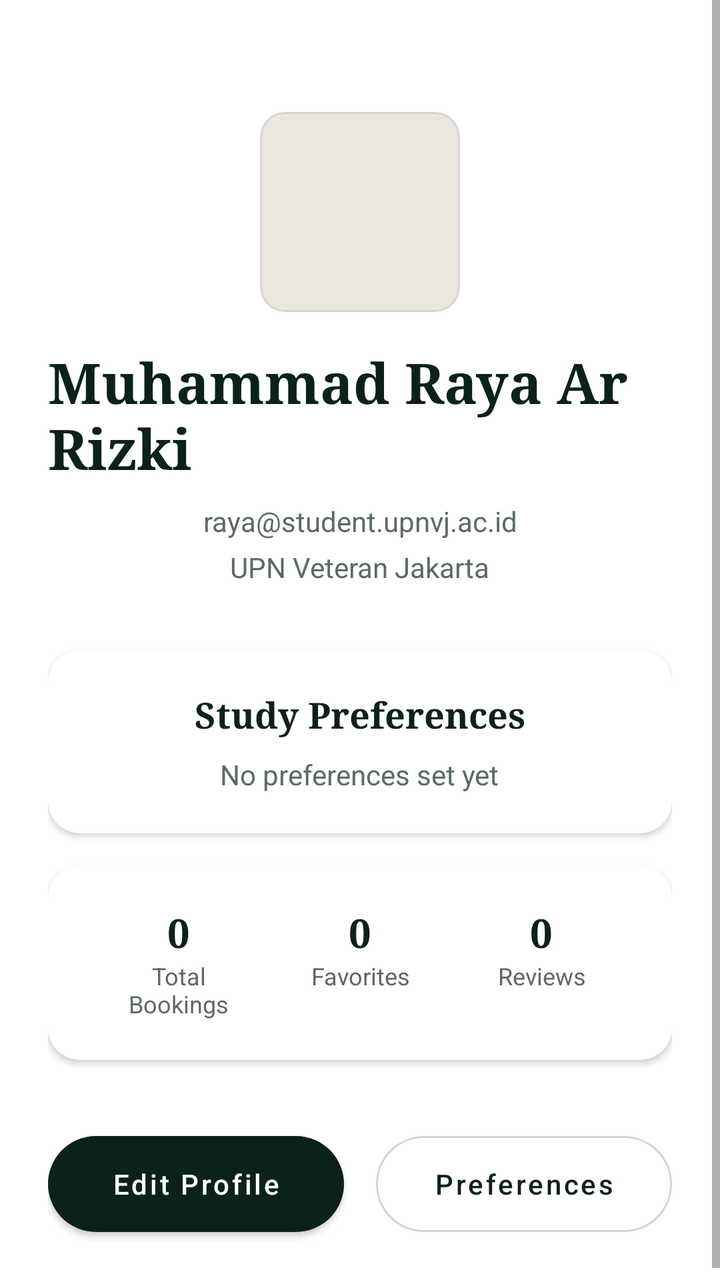
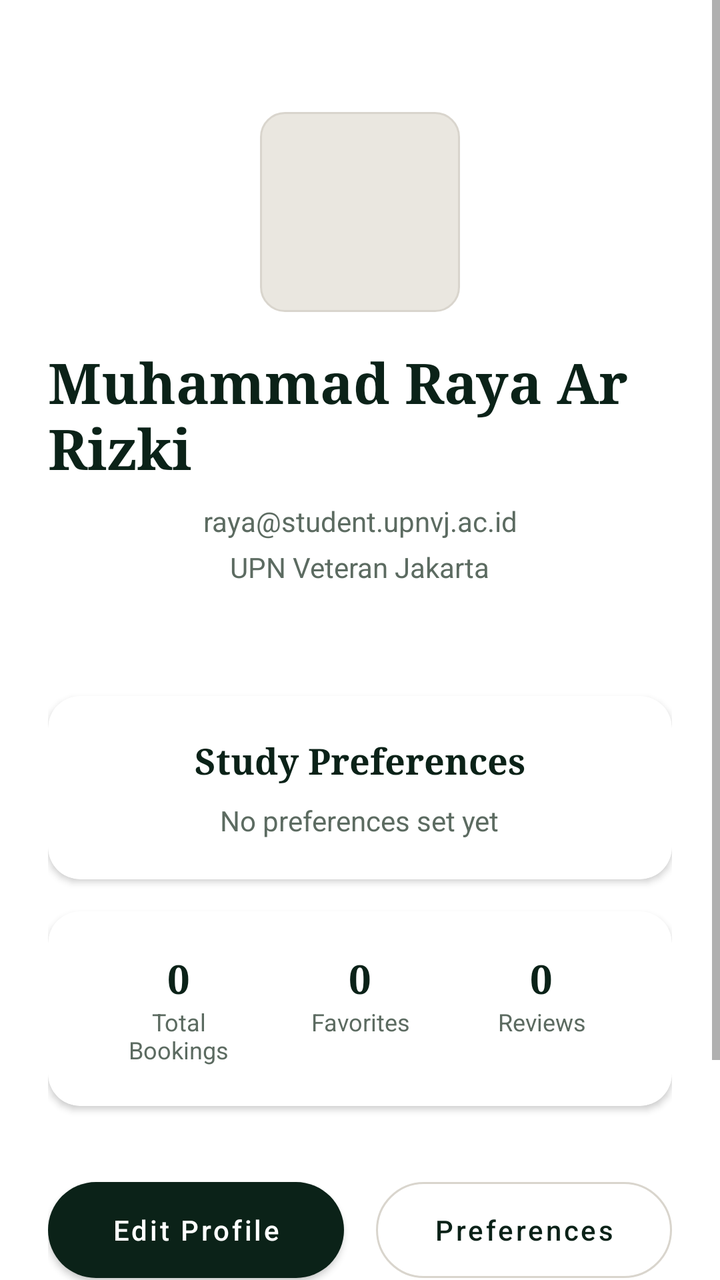

Two renders of the same Android screen: before a commit and after it. Below are the layout's source before the change and the commit's diff.
<!-- AndroidManifest.xml: application theme Theme.SMARTSTUDYSPACE -->
<!-- res/layout/fragment_profile.xml -->
<?xml version="1.0" encoding="utf-8"?>
<ScrollView
    xmlns:android="http://schemas.android.com/apk/res/android"
    xmlns:app="http://schemas.android.com/apk/res-auto"
    android:layout_width="match_parent"
    android:layout_height="match_parent"
    android:fillViewport="true">

    <androidx.constraintlayout.widget.ConstraintLayout
        android:layout_width="match_parent"
        android:layout_height="wrap_content"
        android:padding="24dp">

        <ImageView
            android:id="@+id/imgProfileAvatar"
            android:layout_width="100dp"
            android:layout_height="100dp"
            android:layout_marginTop="32dp"
            android:background="@drawable/bg_avatar_placeholder" app:layout_constraintEnd_toEndOf="parent"
            app:layout_constraintStart_toStartOf="parent"
            app:layout_constraintTop_toTopOf="parent" />

        <TextView
            android:id="@+id/tvProfileName"
            android:layout_width="wrap_content"
            android:layout_height="wrap_content"
            android:layout_marginTop="16dp"
            android:fontFamily="serif"
            android:text="Muhammad Raya Ar Rizki"
            android:textColor="@color/text_dark_green"
            android:textSize="28sp"
            android:textStyle="bold"
            app:layout_constraintEnd_toEndOf="parent"
            app:layout_constraintStart_toStartOf="parent"
            app:layout_constraintTop_toBottomOf="@id/imgProfileAvatar" />

        <TextView
            android:id="@+id/tvProfileEmail"
            android:layout_width="wrap_content"
            android:layout_height="wrap_content"
            android:layout_marginTop="8dp"
            android:text="raya@student.upnvj.ac.id"
            android:textColor="@color/text_muted"
            android:textSize="14sp"
            app:layout_constraintEnd_toEndOf="parent"
            app:layout_constraintStart_toStartOf="parent"
            app:layout_constraintTop_toBottomOf="@id/tvProfileName" />

        <TextView
            android:id="@+id/tvProfileUniversity"
            android:layout_width="wrap_content"
            android:layout_height="wrap_content"
            android:layout_marginTop="4dp"
            android:text="UPN Veteran Jakarta"
            android:textColor="@color/text_muted"
            android:textSize="14sp"
            app:layout_constraintEnd_toEndOf="parent"
            app:layout_constraintStart_toStartOf="parent"
            app:layout_constraintTop_toBottomOf="@id/tvProfileEmail" />

        <com.google.android.material.card.MaterialCardView
            android:id="@+id/cardPreferences"
            android:layout_width="match_parent"
            android:layout_height="wrap_content"
            android:layout_marginTop="32dp"
            app:cardBackgroundColor="#FFFFFF"
            app:cardCornerRadius="16dp"
            app:cardElevation="2dp"
            app:strokeWidth="0dp"
            app:layout_constraintTop_toBottomOf="@id/tvProfileUniversity">

            <LinearLayout
                android:layout_width="match_parent"
                android:layout_height="wrap_content"
                android:gravity="center"
                android:orientation="vertical"
                android:padding="20dp">

                <TextView
                    android:layout_width="wrap_content"
                    android:layout_height="wrap_content"
                    android:fontFamily="serif"
                    android:text="Study Preferences"
                    android:textColor="@color/text_dark_green"
                    android:textSize="18sp"
                    android:textStyle="bold" />

                <TextView
                    android:layout_width="wrap_content"
                    android:layout_height="wrap_content"
                    android:layout_marginTop="8dp"
                    android:text="No preferences set yet"
                    android:textColor="@color/text_muted"
                    android:textSize="14sp" />
            </LinearLayout>
        </com.google.android.material.card.MaterialCardView>

        <com.google.android.material.card.MaterialCardView
            android:id="@+id/cardStats"
            android:layout_width="match_parent"
            android:layout_height="wrap_content"
            android:layout_marginTop="16dp"
            app:cardBackgroundColor="#FFFFFF"
            app:cardCornerRadius="16dp"
            app:cardElevation="2dp"
            app:strokeWidth="0dp"
            app:layout_constraintTop_toBottomOf="@id/cardPreferences">

            <LinearLayout
                android:layout_width="match_parent"
                android:layout_height="wrap_content"
                android:baselineAligned="false"
                android:orientation="horizontal"
                android:padding="20dp">

                <LinearLayout
                    android:layout_width="0dp"
                    android:layout_height="wrap_content"
                    android:layout_weight="1"
                    android:gravity="center"
                    android:orientation="vertical">
                    <TextView
                        android:layout_width="wrap_content"
                        android:layout_height="wrap_content"
                        android:fontFamily="serif"
                        android:text="0"
                        android:textColor="@color/text_dark_green"
                        android:textSize="20sp"
                        android:textStyle="bold" />
                    <TextView
                        android:layout_width="wrap_content"
                        android:layout_height="wrap_content"
                        android:text="Total\nBookings"
                        android:textAlignment="center"
                        android:textColor="@color/text_muted"
                        android:textSize="12sp" />
                </LinearLayout>

                <LinearLayout
                    android:layout_width="0dp"
                    android:layout_height="wrap_content"
                    android:layout_weight="1"
                    android:gravity="center"
                    android:orientation="vertical">
                    <TextView
                        android:layout_width="wrap_content"
                        android:layout_height="wrap_content"
                        android:fontFamily="serif"
                        android:text="0"
                        android:textColor="@color/text_dark_green"
                        android:textSize="20sp"
                        android:textStyle="bold" />
                    <TextView
                        android:layout_width="wrap_content"
                        android:layout_height="wrap_content"
                        android:text="Favorites"
                        android:textAlignment="center"
                        android:textColor="@color/text_muted"
                        android:textSize="12sp" />
                </LinearLayout>

                <LinearLayout
                    android:layout_width="0dp"
                    android:layout_height="wrap_content"
                    android:layout_weight="1"
                    android:gravity="center"
                    android:orientation="vertical">
                    <TextView
                        android:layout_width="wrap_content"
                        android:layout_height="wrap_content"
                        android:fontFamily="serif"
                        android:text="0"
                        android:textColor="@color/text_dark_green"
                        android:textSize="20sp"
                        android:textStyle="bold" />
                    <TextView
                        android:layout_width="wrap_content"
                        android:layout_height="wrap_content"
                        android:text="Reviews"
                        android:textAlignment="center"
                        android:textColor="@color/text_muted"
                        android:textSize="12sp" />
                </LinearLayout>
            </LinearLayout>
        </com.google.android.material.card.MaterialCardView>

        <LinearLayout
            android:layout_width="match_parent"
            android:layout_height="wrap_content"
            android:layout_marginTop="32dp"
            android:orientation="horizontal"
            app:layout_constraintTop_toBottomOf="@id/cardStats">

            <com.google.android.material.button.MaterialButton
                android:id="@+id/btnEditProfile"
                android:layout_width="0dp"
                android:layout_height="60dp"
                android:layout_marginEnd="8dp"
                android:layout_weight="1"
                android:text="Edit Profile"
                android:textAllCaps="false"
                android:textSize="14sp"
                app:backgroundTint="@color/text_dark_green"
                app:cornerRadius="30dp" />

            <com.google.android.material.button.MaterialButton
                android:id="@+id/btnPreferences"
                style="@style/Widget.MaterialComponents.Button.OutlinedButton"
                android:layout_width="0dp"
                android:layout_height="60dp"
                android:layout_marginStart="8dp"
                android:layout_weight="1"
                android:text="Preferences"
                android:textAllCaps="false"
                android:textColor="@color/text_dark_green"
                android:textSize="14sp"
                app:cornerRadius="30dp"
                app:strokeColor="@color/chip_stroke"
                app:strokeWidth="1dp" />
        </LinearLayout>

    </androidx.constraintlayout.widget.ConstraintLayout>
</ScrollView>
<!-- resources referenced by this layout -->
<resources>
  <color name="chip_stroke">#D9D5CD</color>
  <color name="text_dark_green">#0B2218</color>
  <color name="text_muted">#5C6B61</color>
  <!-- drawable bg_avatar_placeholder (drawable) -->
  <?xml version="1.0" encoding="utf-8"?>
  <shape xmlns:android="http://schemas.android.com/apk/res/android" android:shape="rectangle">
      <solid android:color="@color/avatar_placeholder" />
      <corners android:radius="12dp" />
      <stroke android:width="1dp" android:color="@color/chip_stroke" />
  </shape>
  <style name="Theme.SMARTSTUDYSPACE" parent="Theme.MaterialComponents.DayNight.DarkActionBar">
          
          <item name="colorPrimary">@color/purple_500</item>
          <item name="colorPrimaryVariant">@color/purple_700</item>
          <item name="colorOnPrimary">@color/white</item>
          
          <item name="colorSecondary">@color/teal_200</item>
          <item name="colorSecondaryVariant">@color/teal_700</item>
          <item name="colorOnSecondary">@color/black</item>
          
          <item name="android:statusBarColor">?attr/colorPrimaryVariant</item>
          
      </style>
  <color name="avatar_placeholder">#EAE7E0</color>
  <color name="purple_500">#FF6200EE</color>
  <color name="purple_700">#FF3700B3</color>
  <color name="white">#FFFFFFFF</color>
  <color name="teal_200">#FF03DAC5</color>
  <color name="teal_700">#FF018786</color>
  <color name="black">#FF000000</color>
</resources>

<!-- the commit's change to res/layout/fragment_profile.xml (unified diff, before → after) -->
@@ -58,6 +58,18 @@
             app:layout_constraintStart_toStartOf="parent"
             app:layout_constraintTop_toBottomOf="@id/tvProfileEmail" />
 
+        <TextView
+            android:id="@+id/tvProfileMajor"
+            android:layout_width="wrap_content"
+            android:layout_height="wrap_content"
+            android:layout_marginTop="4dp"
+            android:text=""
+            android:textColor="@color/text_muted"
+            android:textSize="14sp"
+            app:layout_constraintEnd_toEndOf="parent"
+            app:layout_constraintStart_toStartOf="parent"
+            app:layout_constraintTop_toBottomOf="@id/tvProfileUniversity" />
+
         <com.google.android.material.card.MaterialCardView
             android:id="@+id/cardPreferences"
             android:layout_width="match_parent"
@@ -67,7 +79,7 @@
             app:cardCornerRadius="16dp"
             app:cardElevation="2dp"
             app:strokeWidth="0dp"
-            app:layout_constraintTop_toBottomOf="@id/tvProfileUniversity">
+            app:layout_constraintTop_toBottomOf="@id/tvProfileMajor">
 
             <LinearLayout
                 android:layout_width="match_parent"
@@ -86,6 +98,7 @@
                     android:textStyle="bold" />
 
                 <TextView
+                    android:id="@+id/tvPreferencesValue"
                     android:layout_width="wrap_content"
                     android:layout_height="wrap_content"
                     android:layout_marginTop="8dp"
@@ -120,6 +133,7 @@
                     android:gravity="center"
                     android:orientation="vertical">
                     <TextView
+                        android:id="@+id/tvTotalBookingsCount"
                         android:layout_width="wrap_content"
                         android:layout_height="wrap_content"
                         android:fontFamily="serif"
@@ -143,6 +157,7 @@
                     android:gravity="center"
                     android:orientation="vertical">
                     <TextView
+                        android:id="@+id/tvFavoritesCount"
                         android:layout_width="wrap_content"
                         android:layout_height="wrap_content"
                         android:fontFamily="serif"
@@ -166,6 +181,7 @@
                     android:gravity="center"
                     android:orientation="vertical">
                     <TextView
+                        android:id="@+id/tvReviewsCount"
                         android:layout_width="wrap_content"
                         android:layout_height="wrap_content"
                         android:fontFamily="serif"
@@ -185,11 +201,13 @@
         </com.google.android.material.card.MaterialCardView>
 
         <LinearLayout
+            android:id="@+id/llActionButtons"
             android:layout_width="match_parent"
             android:layout_height="wrap_content"
             android:layout_marginTop="32dp"
             android:orientation="horizontal"
-            app:layout_constraintTop_toBottomOf="@id/cardStats">
+            app:layout_constraintTop_toBottomOf="@id/cardStats"
+            app:layout_constraintBottom_toTopOf="@+id/btnLogout">
 
             <com.google.android.material.button.MaterialButton
                 android:id="@+id/btnEditProfile"
@@ -219,5 +237,20 @@
                 app:strokeWidth="1dp" />
         </LinearLayout>
 
+        <com.google.android.material.button.MaterialButton
+            android:id="@+id/btnLogout"
+            android:layout_width="match_parent"
+            android:layout_height="56dp"
+            android:layout_marginTop="16dp"
+            android:layout_marginBottom="32dp"
+            android:text="Logout"
+            android:textAllCaps="false"
+            android:textColor="@color/white"
+            android:textSize="14sp"
+            app:backgroundTint="#D32F2F"
+            app:cornerRadius="28dp"
+            app:layout_constraintTop_toBottomOf="@+id/llActionButtons"
+            app:layout_constraintBottom_toBottomOf="parent" />
+
     </androidx.constraintlayout.widget.ConstraintLayout>
 </ScrollView>
